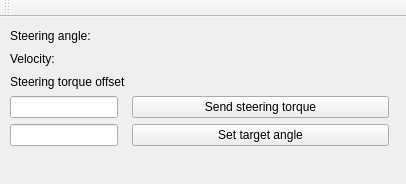
First picture: the form in src/ui/kia_steering_ui_main_window.ui, repository waiwnf/pilotguru, before the edit.
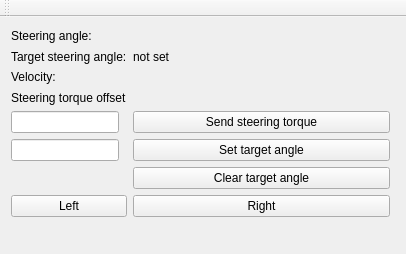
Second picture: the form after the edit.

Commit message: Add buttons for left/right turns and a button to clear the target steering angle to the ui.

```diff
--- a/src/ui/kia_steering_ui_main_window.ui
+++ b/src/ui/kia_steering_ui_main_window.ui
@@ -7,7 +7,7 @@
     <x>0</x>
     <y>0</y>
     <width>406</width>
-    <height>184</height>
+    <height>254</height>
    </rect>
   </property>
   <property name="windowTitle">
@@ -17,14 +17,14 @@
    <widget class="QWidget" name="gridLayoutWidget">
     <property name="geometry">
      <rect>
-      <x>-1</x>
-      <y>-1</y>
+      <x>0</x>
+      <y>0</y>
       <width>401</width>
-      <height>141</height>
+      <height>211</height>
      </rect>
     </property>
     <layout class="QGridLayout" name="gridLayout">
-     <item row="5" column="0">
+     <item row="6" column="0">
       <widget class="QLineEdit" name="target_angle_in_field">
        <property name="sizePolicy">
         <sizepolicy hsizetype="Maximum" vsizetype="Fixed">
@@ -37,7 +37,7 @@
        </property>
       </widget>
      </item>
-     <item row="1" column="1">
+     <item row="2" column="1">
       <widget class="QLabel" name="velocity_value_label">
        <property name="text">
         <string/>
@@ -51,7 +51,7 @@
        </property>
       </widget>
      </item>
-     <item row="3" column="0">
+     <item row="4" column="0">
       <widget class="QLineEdit" name="steering_torque_in_field">
        <property name="sizePolicy">
         <sizepolicy hsizetype="Maximum" vsizetype="Fixed">
@@ -64,27 +64,27 @@
        </property>
       </widget>
      </item>
-     <item row="5" column="1">
+     <item row="6" column="1">
       <widget class="QPushButton" name="target_angle_send_button">
        <property name="text">
         <string>Set target angle</string>
        </property>
       </widget>
      </item>
-     <item row="2" column="0">
-      <widget class="QLabel" name="torque_offset_legend_label">
-       <property name="text">
-        <string>Steering torque offset</string>
-       </property>
-      </widget>
-     </item>
-     <item row="3" column="1">
+     <item row="4" column="1">
       <widget class="QPushButton" name="steering_torque_send_button">
        <property name="text">
         <string>Send steering torque</string>
        </property>
       </widget>
      </item>
+     <item row="3" column="0">
+      <widget class="QLabel" name="torque_offset_legend_label">
+       <property name="text">
+        <string>Steering torque offset</string>
+       </property>
+      </widget>
+     </item>
      <item row="0" column="1">
       <widget class="QLabel" name="steering_angle_value_label">
        <property name="text">
@@ -92,20 +92,55 @@
        </property>
       </widget>
      </item>
-     <item row="1" column="0">
+     <item row="2" column="0">
       <widget class="QLabel" name="velocity_legend_label">
        <property name="text">
         <string>Velocity:</string>
        </property>
       </widget>
      </item>
-     <item row="2" column="1">
+     <item row="3" column="1">
       <widget class="QLabel" name="torque_offset_value_label">
        <property name="text">
         <string/>
        </property>
       </widget>
      </item>
+     <item row="7" column="1">
+      <widget class="QPushButton" name="target_angle_clear_button">
+       <property name="text">
+        <string>Clear target angle</string>
+       </property>
+      </widget>
+     </item>
+     <item row="8" column="0">
+      <widget class="QPushButton" name="left_turn_button">
+       <property name="text">
+        <string>Left</string>
+       </property>
+      </widget>
+     </item>
+     <item row="8" column="1">
+      <widget class="QPushButton" name="right_turn_button">
+       <property name="text">
+        <string>Right</string>
+       </property>
+      </widget>
+     </item>
+     <item row="1" column="0">
+      <widget class="QLabel" name="target_angle_legend_label">
+       <property name="text">
+        <string>Target steering angle:</string>
+       </property>
+      </widget>
+     </item>
+     <item row="1" column="1">
+      <widget class="QLabel" name="target_angle_value_label">
+       <property name="text">
+        <string>not set</string>
+       </property>
+      </widget>
+     </item>
     </layout>
    </widget>
   </widget>
```
The commit also changes 3 other files.
